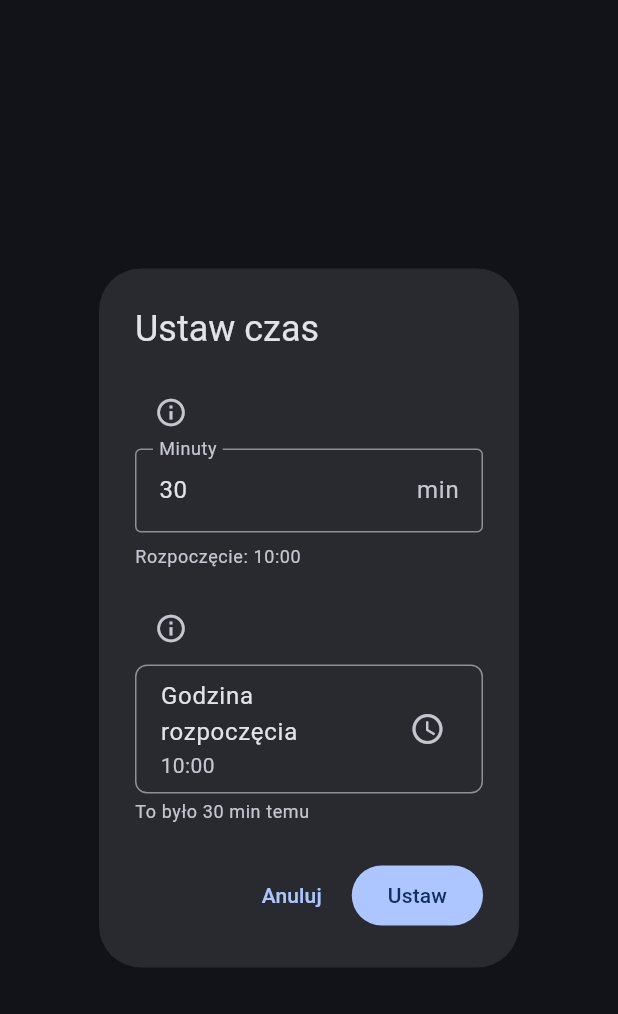
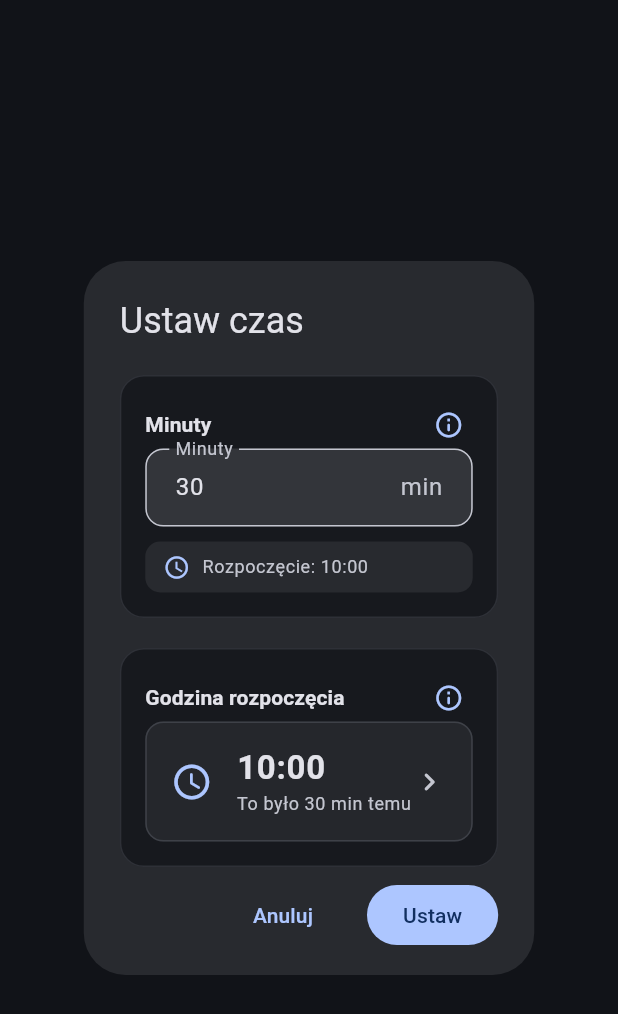
Before and after one commit to PawelSoul/CheckYourTime-s, a Flutter app: the _EditTimeDialog widget shown alone on an empty page, opened directly with empty values, on a phone screen of 412 x 824 dp. Shown: the top 1014 px of the screen. Run offline on Flutter 3.47's test engine with Material 3 defaults, Android fonts, the phone set to English and light mode, and no system bars; our stand-ins replace drift, fl_chart, flutter_riverpod, go_router, shared_preferences; accounts and stored records are empty; generated files the repository leaves out were written again.

Commit message:
poprawa wygladu

```diff
--- a/lib/features/timer/presentation/widgets/timer_control_layer.dart
+++ b/lib/features/timer/presentation/widgets/timer_control_layer.dart
@@ -348,111 +348,156 @@ class _EditTimeDialogState extends State<_EditTimeDialog> {
 
   @override
   Widget build(BuildContext context) {
+    final theme = Theme.of(context);
+    final colorScheme = theme.colorScheme;
     final start = _computedStart;
     final startStr =
         '${start.hour.toString().padLeft(2, '0')}:${start.minute.toString().padLeft(2, '0')}';
 
     return AlertDialog(
       title: const Text('Ustaw czas'),
+      contentPadding: const EdgeInsets.fromLTRB(24, 20, 24, 8),
       content: SingleChildScrollView(
         child: Column(
           mainAxisSize: MainAxisSize.min,
           crossAxisAlignment: CrossAxisAlignment.stretch,
           children: [
-            Row(
-              children: [
-                IconButton(
-                  icon: const Icon(Icons.info_outline, size: 22),
-                  onPressed: () =>
-                      setState(() => _showMinutesHelp = !_showMinutesHelp),
-                  tooltip: 'Pomoc',
-                  style: IconButton.styleFrom(
-                    minimumSize: const Size(40, 40),
-                    padding: EdgeInsets.zero,
+            // Sekcja: Minuty
+            _SectionCard(
+              child: Column(
+                crossAxisAlignment: CrossAxisAlignment.stretch,
+                children: [
+                  _SectionHeader(
+                    label: 'Minuty',
+                    onHelpTap: () =>
+                        setState(() => _showMinutesHelp = !_showMinutesHelp),
                   ),
-                ),
-                if (_showMinutesHelp)
-                  Expanded(
-                    child: Text(
+                  if (_showMinutesHelp) const SizedBox(height: 10),
+                  if (_showMinutesHelp)
+                    Text(
                       'Minuty – ile minut temu rozpocząłeś (stoper będzie od tej wartości):',
-                      style: Theme.of(context).textTheme.bodySmall?.copyWith(
-                            fontSize: 13,
-                            color: Theme.of(context).colorScheme.onSurfaceVariant,
+                      style: theme.textTheme.bodySmall?.copyWith(
+                        fontSize: 13,
+                        color: colorScheme.onSurfaceVariant,
+                      ),
+                    ),
+                  if (_showMinutesHelp) const SizedBox(height: 12),
+                  TextField(
+                    controller: _minutesController,
+                    keyboardType: TextInputType.number,
+                    decoration: InputDecoration(
+                      labelText: 'Minuty',
+                      hintText: 'np. 45',
+                      suffixText: 'min',
+                      filled: true,
+                      border: OutlineInputBorder(
+                        borderRadius: BorderRadius.circular(12),
+                      ),
+                      contentPadding: const EdgeInsets.symmetric(
+                        horizontal: 16,
+                        vertical: 14,
+                      ),
+                    ),
+                    onChanged: (_) => _syncFromMinutes(),
+                  ),
+                  const SizedBox(height: 10),
+                  _InfoChip(
+                    icon: Icons.schedule,
+                    text: 'Rozpoczęcie: $startStr',
+                  ),
+                ],
+              ),
+            ),
+            const SizedBox(height: 20),
+            // Sekcja: Godzina rozpoczęcia
+            _SectionCard(
+              child: Column(
+                crossAxisAlignment: CrossAxisAlignment.stretch,
+                children: [
+                  _SectionHeader(
+                    label: 'Godzina rozpoczęcia',
+                    onHelpTap: () =>
+                        setState(() => _showStartTimeHelp = !_showStartTimeHelp),
+                  ),
+                  if (_showStartTimeHelp) const SizedBox(height: 10),
+                  if (_showStartTimeHelp)
+                    Text(
+                      'Albo wybierz godzinę rozpoczęcia – minuty ustawią się automatycznie:',
+                      style: theme.textTheme.bodySmall?.copyWith(
+                        fontSize: 13,
+                        color: colorScheme.onSurfaceVariant,
+                      ),
+                    ),
+                  if (_showStartTimeHelp) const SizedBox(height: 12),
+                  Material(
+                    color: Colors.transparent,
+                    child: InkWell(
+                      onTap: () => _pickStartTime(context),
+                      borderRadius: BorderRadius.circular(12),
+                      child: Container(
+                        padding: const EdgeInsets.symmetric(
+                          horizontal: 16,
+                          vertical: 16,
+                        ),
+                        decoration: BoxDecoration(
+                          borderRadius: BorderRadius.circular(12),
+                          border: Border.all(
+                            color: colorScheme.outlineVariant.withOpacity(0.8),
                           ),
+                          color: colorScheme.surfaceContainerHighest
+                              .withOpacity(0.5),
+                        ),
+                        child: Row(
+                          children: [
+                            Icon(
+                              Icons.access_time_rounded,
+                              size: 28,
+                              color: colorScheme.primary,
+                            ),
+                            const SizedBox(width: 16),
+                            Expanded(
+                              child: Column(
+                                crossAxisAlignment: CrossAxisAlignment.start,
+                                children: [
+                                  Text(
+                                    startStr,
+                                    style: theme.textTheme.titleLarge?.copyWith(
+                                      fontWeight: FontWeight.w600,
+                                      letterSpacing: 0.5,
+                                    ),
+                                  ),
+                                  const SizedBox(height: 2),
+                                  Text(
+                                    'To było ${_effectiveMinutes} min temu',
+                                    style: theme.textTheme.bodySmall?.copyWith(
+                                      color: colorScheme.onSurfaceVariant,
+                                    ),
+                                  ),
+                                ],
+                              ),
+                            ),
+                            Icon(
+                              Icons.chevron_right_rounded,
+                              color: colorScheme.onSurfaceVariant,
+                            ),
+                          ],
+                        ),
+                      ),
                     ),
                   ),
-              ],
-            ),
-            if (_showMinutesHelp) const SizedBox(height: 4),
-            TextField(
-              controller: _minutesController,
-              keyboardType: TextInputType.number,
-              decoration: const InputDecoration(
-                labelText: 'Minuty',
-                border: OutlineInputBorder(),
-                hintText: 'np. 45',
-                suffixText: 'min',
+                ],
               ),
-              onChanged: (_) => _syncFromMinutes(),
-            ),
-            const SizedBox(height: 8),
-            Text(
-              'Rozpoczęcie: $startStr',
-              style: Theme.of(context).textTheme.bodySmall?.copyWith(
-                    color: Theme.of(context).colorScheme.onSurfaceVariant,
-                  ),
-            ),
-            const SizedBox(height: 16),
-            Row(
-              children: [
-                IconButton(
-                  icon: const Icon(Icons.info_outline, size: 22),
-                  onPressed: () =>
-                      setState(() => _showStartTimeHelp = !_showStartTimeHelp),
-                  tooltip: 'Pomoc',
-                  style: IconButton.styleFrom(
-                    minimumSize: const Size(40, 40),
-                    padding: EdgeInsets.zero,
-                  ),
-                ),
-                if (_showStartTimeHelp)
-                  Expanded(
-                    child: Text(
-                      'Albo wybierz godzinę rozpoczęcia – minuty ustawią się automatycznie:',
-                      style: Theme.of(context).textTheme.bodySmall?.copyWith(
-                            fontSize: 13,
-                            color: Theme.of(context).colorScheme.onSurfaceVariant,
-                          ),
-                    ),
-                  ),
-              ],
-            ),
-            if (_showStartTimeHelp) const SizedBox(height: 4),
-            ListTile(
-              title: const Text('Godzina rozpoczęcia'),
-              subtitle: Text(startStr),
-              trailing: const Icon(Icons.access_time),
-              shape: RoundedRectangleBorder(
-                borderRadius: BorderRadius.circular(8),
-                side: BorderSide(color: Theme.of(context).dividerColor),
-              ),
-              onTap: () => _pickStartTime(context),
-            ),
-            const SizedBox(height: 4),
-            Text(
-              'To było ${_effectiveMinutes} min temu',
-              style: Theme.of(context).textTheme.bodySmall?.copyWith(
-                    color: Theme.of(context).colorScheme.onSurfaceVariant,
-                  ),
             ),
           ],
         ),
       ),
+      actionsPadding: const EdgeInsets.fromLTRB(24, 0, 24, 16),
       actions: [
         TextButton(
           onPressed: () => Navigator.of(context).pop(),
           child: const Text('Anuluj'),
         ),
+        const SizedBox(width: 8),
         FilledButton(
           onPressed: () {
             final mins = _effectiveMinutes;
@@ -463,6 +508,107 @@ class _EditTimeDialogState extends State<_EditTimeDialog> {
           child: const Text('Ustaw'),
         ),
       ],
+    );
+  }
+}
+
+/// Karta sekcji w dialogu – tło i zaokrąglenie.
+class _SectionCard extends StatelessWidget {
+  const _SectionCard({required this.child});
+
+  final Widget child;
+
+  @override
+  Widget build(BuildContext context) {
+    final colorScheme = Theme.of(context).colorScheme;
+    return Container(
+      padding: const EdgeInsets.all(16),
+      decoration: BoxDecoration(
+        color: colorScheme.surfaceContainerLowest.withOpacity(0.6),
+        borderRadius: BorderRadius.circular(16),
+        border: Border.all(
+          color: colorScheme.outlineVariant.withOpacity(0.5),
+          width: 1,
+        ),
+      ),
+      child: child,
+    );
+  }
+}
+
+/// Nagłówek sekcji z ikoną pomocy.
+class _SectionHeader extends StatelessWidget {
+  const _SectionHeader({
+    required this.label,
+    required this.onHelpTap,
+  });
+
+  final String label;
+  final VoidCallback onHelpTap;
+
+  @override
+  Widget build(BuildContext context) {
+    final theme = Theme.of(context);
+    return Row(
+      children: [
+        Text(
+          label,
+          style: theme.textTheme.titleSmall?.copyWith(
+            fontWeight: FontWeight.w600,
+            color: theme.colorScheme.onSurface,
+          ),
+        ),
+        const Spacer(),
+        Material(
+          color: Colors.transparent,
+          child: InkWell(
+            onTap: onHelpTap,
+            borderRadius: BorderRadius.circular(20),
+            child: Padding(
+              padding: const EdgeInsets.all(6),
+              child: Icon(
+                Icons.info_outline_rounded,
+                size: 20,
+                color: theme.colorScheme.primary,
+              ),
+            ),
+          ),
+        ),
+      ],
+    );
+  }
+}
+
+/// Mały chip z ikoną i tekstem (np. „Rozpoczęcie: 20:24”).
+class _InfoChip extends StatelessWidget {
+  const _InfoChip({required this.icon, required this.text});
+
+  final IconData icon;
+  final String text;
+
+  @override
+  Widget build(BuildContext context) {
+    final theme = Theme.of(context);
+    final colorScheme = theme.colorScheme;
+    return Container(
+      padding: const EdgeInsets.symmetric(horizontal: 12, vertical: 8),
+      decoration: BoxDecoration(
+        color: colorScheme.surfaceContainerHighest.withOpacity(0.6),
+        borderRadius: BorderRadius.circular(10),
+      ),
+      child: Row(
+        mainAxisSize: MainAxisSize.min,
+        children: [
+          Icon(icon, size: 18, color: colorScheme.primary),
+          const SizedBox(width: 8),
+          Text(
+            text,
+            style: theme.textTheme.bodySmall?.copyWith(
+              color: colorScheme.onSurfaceVariant,
+            ),
+          ),
+        ],
+      ),
     );
   }
 }
```
